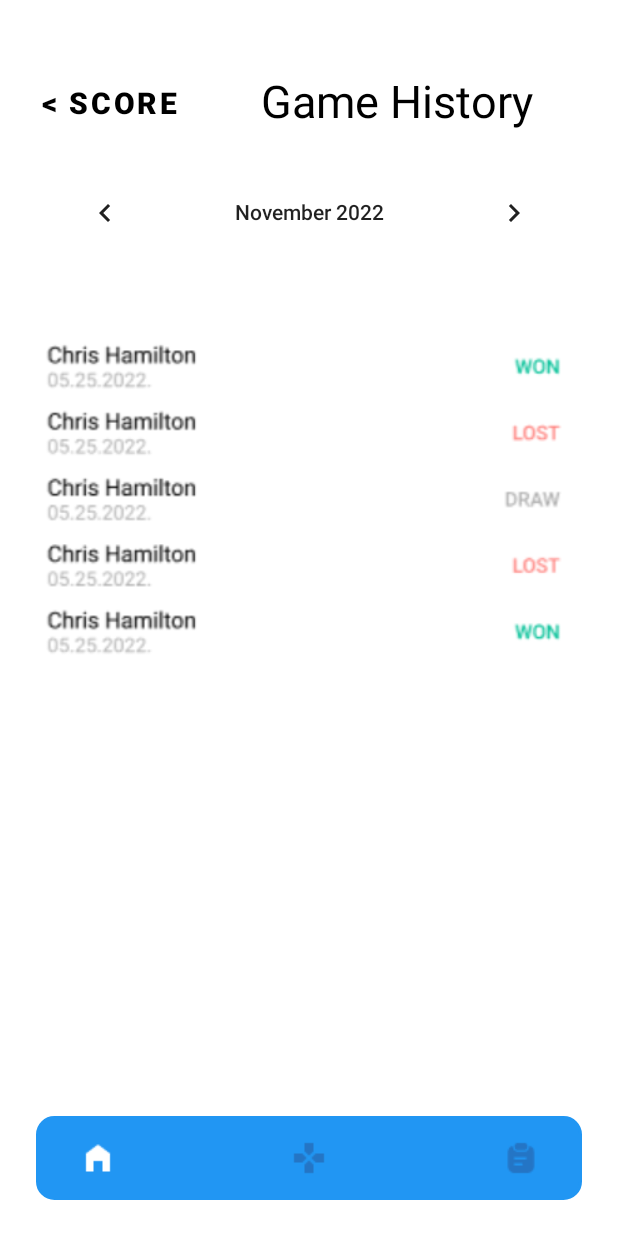
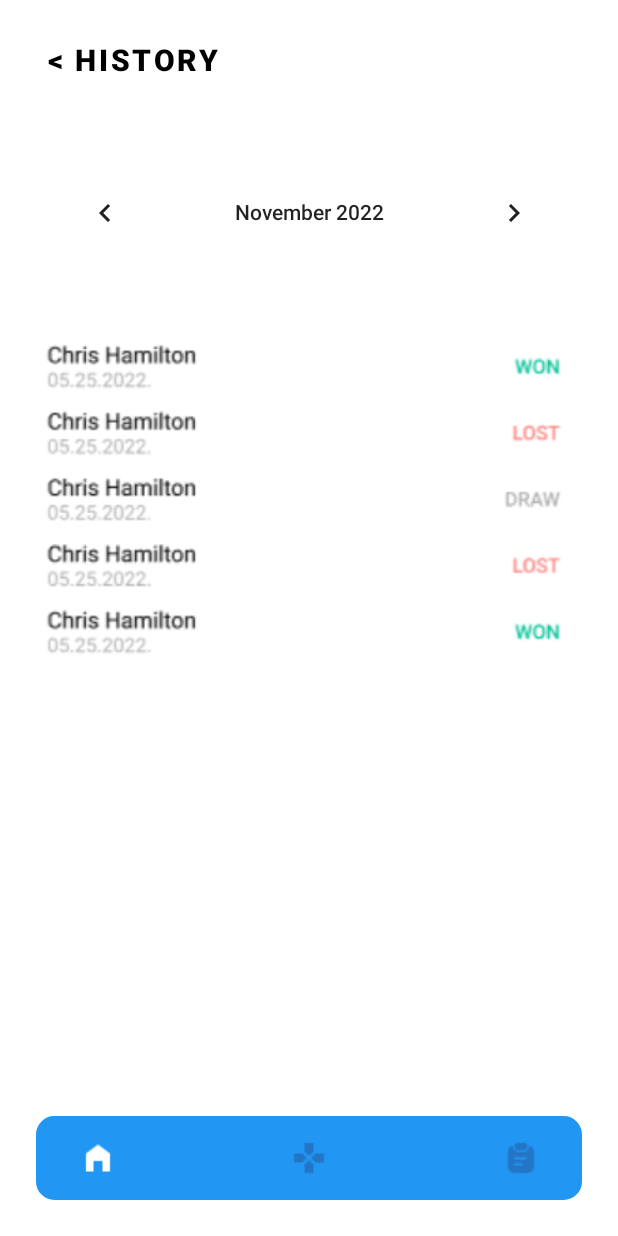
Before and after one commit to AhmedAbozaid9/College_Project, an Android app: the History screen opened directly, with no data from a screen before it, on a phone screen of 412 x 824 dp. Run offline under Robolectric (Android 15) with nearby library versions, the phone set to English and light mode, and no system bars.

Commit message:
adds back button to history

```diff
--- a/app/src/main/res/layout/activity_history.xml
+++ b/app/src/main/res/layout/activity_history.xml
@@ -59,20 +59,6 @@
             tools:layout_editor_absoluteY="667dp" />
     </LinearLayout>
 
-    <TextView
-        android:id="@+id/textView2"
-        android:layout_width="214dp"
-        android:layout_height="61dp"
-        android:layout_marginEnd="24dp"
-        android:text="Game History "
-        android:textAppearance="@style/TextAppearance.AppCompat.Display1"
-        android:textColor="@color/black"
-        android:textSize="30sp"
-        app:layout_constraintBottom_toTopOf="@+id/calendarView"
-        app:layout_constraintEnd_toEndOf="parent"
-        app:layout_constraintTop_toTopOf="parent"
-        app:layout_constraintVertical_bias="1.0" />
-
     <CalendarView
         android:id="@+id/calendarView"
         android:layout_width="358dp"
@@ -84,21 +70,17 @@
 
     <Button
         android:id="@+id/back"
-        android:layout_width="130dp"
-        android:layout_height="61dp"
-        android:layout_marginStart="8dp"
+        android:textSize="20sp"
+        android:layout_width="wrap_content"
+        android:layout_height="wrap_content"
+        android:layout_marginStart="16dp"
         android:layout_marginTop="16dp"
         android:background="@android:color/transparent"
-        android:text="@string/score"
+        android:text="@string/history_"
         android:textColor="@color/black"
-        android:textSize="20sp"
         android:textStyle="bold"
-        app:layout_constraintBottom_toTopOf="@+id/calendarView"
-        app:layout_constraintEnd_toStartOf="@+id/textView2"
-        app:layout_constraintHorizontal_bias="0.0"
         app:layout_constraintStart_toStartOf="parent"
-        app:layout_constraintTop_toTopOf="parent"
-        app:layout_constraintVertical_bias="0.709" />
+        app:layout_constraintTop_toTopOf="parent" />
 
     <ImageView
         android:id="@+id/imageView3"
--- a/app/src/main/res/values/strings.xml
+++ b/app/src/main/res/values/strings.xml
@@ -1,4 +1,7 @@
 <resources>
     <string name="app_name">My Application</string>
     <string name="score"><![CDATA[< Score]]></string>
+    <string name="game_history">GAME History</string>
+    <string name="history">History</string>
+    <string name="history_"><![CDATA[< History]]></string>
 </resources>
```
